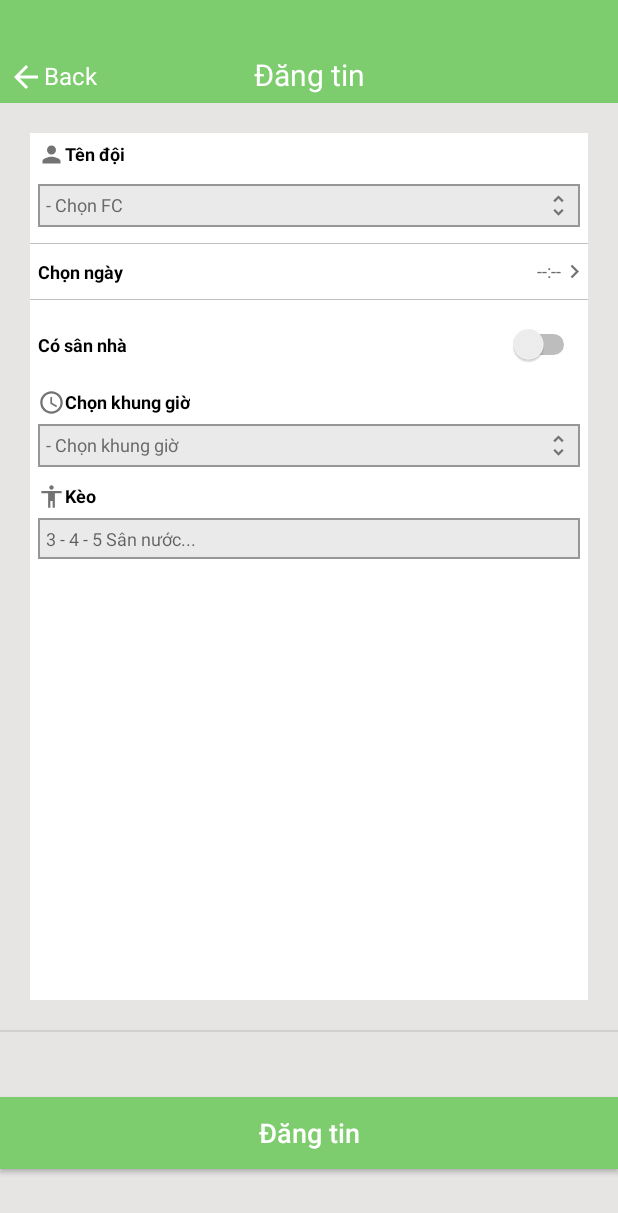
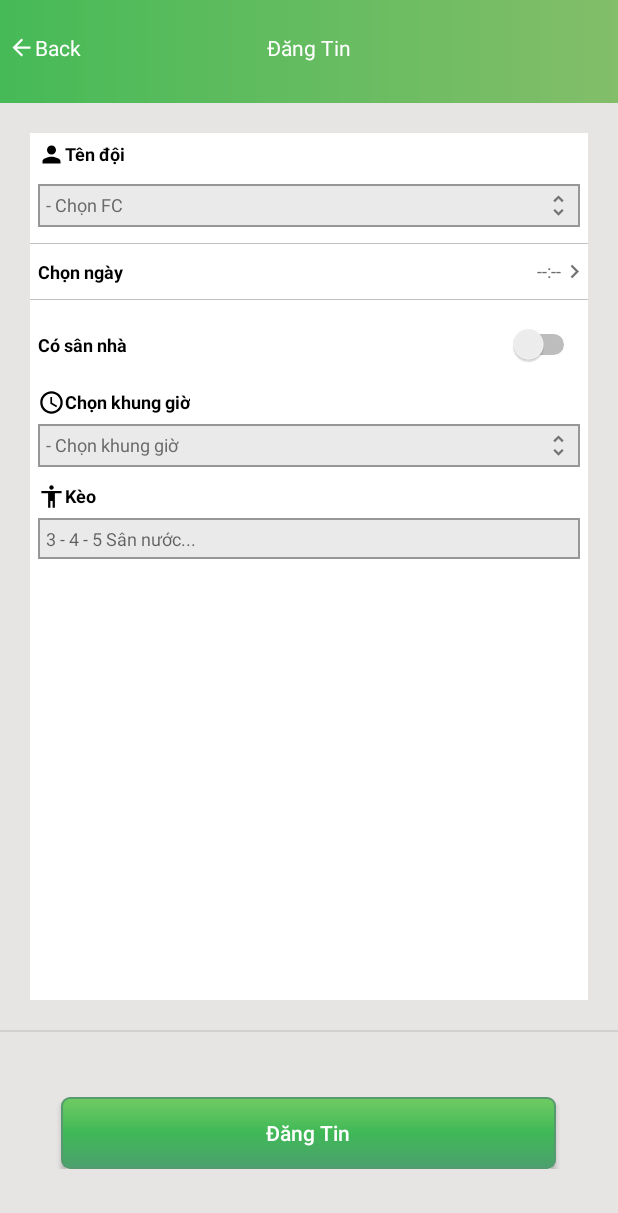
Before and after one commit to zzlaodaizz7/STP2019, an Android app: the Activity_Dang_Tin_Tim_Doi_Thu screen opened directly, with no data from a screen before it, on a phone screen of 412 x 824 dp. Shown: the top 1213 px of the screen. Run offline under Robolectric (Android 15) with nearby library versions, the phone set to English and light mode, and no system bars.

Commit message:
Sua mau button

```diff
--- a/app/src/main/res/drawable/back_activity.xml
+++ b/app/src/main/res/drawable/back_18dp.xml
@@ -1,5 +1,5 @@
-<vector android:height="48dp" android:tint="#FFFFFF"
+<vector android:height="18dp" android:tint="#FFFFFF"
     android:viewportHeight="24.0" android:viewportWidth="24.0"
-    android:width="48dp" xmlns:android="http://schemas.android.com/apk/res/android">
+    android:width="18dp" xmlns:android="http://schemas.android.com/apk/res/android">
     <path android:fillColor="#FF000000" android:pathData="M20,11H7.83l5.59,-5.59L12,4l-8,8 8,8 1.41,-1.41L7.83,13H20v-2z"/>
 </vector>
--- a/app/src/main/res/drawable/back_activity_24.xml
+++ /dev/null
@@ -1,5 +0,0 @@
-<vector android:height="24dp" android:tint="#FFFFFF"
-    android:viewportHeight="24.0" android:viewportWidth="24.0"
-    android:width="24dp" xmlns:android="http://schemas.android.com/apk/res/android">
-    <path android:fillColor="#FF000000" android:pathData="M20,11H7.83l5.59,-5.59L12,4l-8,8 8,8 1.41,-1.41L7.83,13H20v-2z"/>
-</vector>
--- /dev/null
+++ b/app/src/main/res/drawable/custom_button_dx.xml
@@ -0,0 +1,10 @@
+<?xml version="1.0" encoding="utf-8"?>
+<shape xmlns:android="http://schemas.android.com/apk/res/android">
+    <stroke android:color="#569B6F"
+        android:width="1dp"/>
+    <gradient android:angle="90"
+        android:startColor="#4CA06E"
+        android:centerColor="#40B857"
+        android:endColor="#70CB62"/>
+    <corners android:radius="5dp"/>
+</shape>
--- /dev/null
+++ b/app/src/main/res/drawable/custom_mau_action_bar_dx.xml
@@ -0,0 +1,6 @@
+<?xml version="1.0" encoding="utf-8"?>
+<shape xmlns:android="http://schemas.android.com/apk/res/android">
+    <gradient android:angle="0"
+        android:startColor="#46BA57"
+        android:endColor="#83BE69"/>
+</shape>
--- /dev/null
+++ b/app/src/main/res/drawable/ic_keo_18dp.xml
@@ -0,0 +1,4 @@
+<vector android:height="18dp" android:viewportHeight="24.0"
+    android:viewportWidth="24.0" android:width="18dp" xmlns:android="http://schemas.android.com/apk/res/android">
+    <path android:fillColor="#FF000000" android:pathData="M12,2c1.1,0 2,0.9 2,2s-0.9,2 -2,2 -2,-0.9 -2,-2 0.9,-2 2,-2zM21,9h-6v13h-2v-6h-2v6L9,22L9,9L3,9L3,7h18v2z"/>
+</vector>
--- a/app/src/main/res/drawable/icon_time_18dp.xml
+++ b/app/src/main/res/drawable/ic_time_18dp.xml
@@ -1,5 +1,4 @@
-<vector android:height="18dp" android:tint="#747373"
-    android:viewportHeight="24.0" android:viewportWidth="24.0"
-    android:width="18dp" xmlns:android="http://schemas.android.com/apk/res/android">
+<vector android:height="18dp" android:viewportHeight="24.0"
+    android:viewportWidth="24.0" android:width="18dp" xmlns:android="http://schemas.android.com/apk/res/android">
     <path android:fillColor="#FF000000" android:pathData="M11.99,2C6.47,2 2,6.48 2,12s4.47,10 9.99,10C17.52,22 22,17.52 22,12S17.52,2 11.99,2zM12,20c-4.42,0 -8,-3.58 -8,-8s3.58,-8 8,-8 8,3.58 8,8 -3.58,8 -8,8zM12.5,7H11v6l5.25,3.15 0.75,-1.23 -4.5,-2.67z"/>
 </vector>
--- a/app/src/main/res/drawable/icon_person_18dp.xml
+++ /dev/null
@@ -1,5 +0,0 @@
-<vector android:height="18dp" android:tint="#747373"
-    android:viewportHeight="24.0" android:viewportWidth="24.0"
-    android:width="18dp" xmlns:android="http://schemas.android.com/apk/res/android">
-    <path android:fillColor="#FF000000" android:pathData="M12,12c2.21,0 4,-1.79 4,-4s-1.79,-4 -4,-4 -4,1.79 -4,4 1.79,4 4,4zM12,14c-2.67,0 -8,1.34 -8,4v2h16v-2c0,-2.66 -5.33,-4 -8,-4z"/>
-</vector>
--- /dev/null
+++ b/app/src/main/res/drawable/person_black_18dp.xml
@@ -0,0 +1,4 @@
+<vector android:height="18dp" android:viewportHeight="24.0"
+    android:viewportWidth="24.0" android:width="18dp" xmlns:android="http://schemas.android.com/apk/res/android">
+    <path android:fillColor="#FF000000" android:pathData="M12,12c2.21,0 4,-1.79 4,-4s-1.79,-4 -4,-4 -4,1.79 -4,4 1.79,4 4,4zM12,14c-2.67,0 -8,1.34 -8,4v2h16v-2c0,-2.66 -5.33,-4 -8,-4z"/>
+</vector>
--- a/app/src/main/res/layout/activity__dang__tin__tim__doi__thu.xml
+++ b/app/src/main/res/layout/activity__dang__tin__tim__doi__thu.xml
@@ -12,7 +12,7 @@
         android:layout_width="match_parent"
         android:layout_height="0dp"
         android:layout_weight="1"
-        android:background="#7DCC6D"
+        android:background="@drawable/custom_mau_action_bar_dx"
         android:paddingBottom="5dp"
         app:layout_constraintLeft_toLeftOf="parent"
         app:layout_constraintTop_toTopOf="parent">
@@ -20,26 +20,25 @@
         <TextView
             android:layout_width="wrap_content"
             android:layout_height="wrap_content"
-            android:background="#7DCC6D"
-            android:drawableLeft="@drawable/back_activity_24"
+            android:drawableLeft="@drawable/back_18dp"
             android:paddingLeft="5dp"
             android:paddingRight="5dp"
             android:text="Back"
             android:textColor="#FFF"
-            android:textSize="16sp"
             app:layout_constraintBottom_toBottomOf="parent"
-            app:layout_constraintLeft_toLeftOf="parent" />
+            app:layout_constraintLeft_toLeftOf="parent"
+            app:layout_constraintTop_toTopOf="parent" />
 
         <TextView
             android:layout_width="match_parent"
             android:layout_height="wrap_content"
             android:gravity="center"
-            android:text="Đăng tin"
+            android:text="Đăng Tin"
             android:textColor="#FFF"
-            android:textSize="20sp"
             app:layout_constraintBottom_toBottomOf="parent"
             app:layout_constraintLeft_toLeftOf="parent"
-            app:layout_constraintRight_toRightOf="parent" />
+            app:layout_constraintRight_toRightOf="parent"
+            app:layout_constraintTop_toTopOf="parent" />
     </androidx.constraintlayout.widget.ConstraintLayout>
 
     <androidx.constraintlayout.widget.ConstraintLayout
@@ -55,13 +54,15 @@
             android:layout_height="match_parent"
             android:layout_margin="20dp"
             android:background="#fff"
-            android:orientation="vertical">
+            android:orientation="vertical"
+            tools:layout_editor_absoluteX="16dp"
+            tools:layout_editor_absoluteY="6dp">
 
             <TextView
                 android:id="@+id/TextViewTenDoi"
                 android:layout_width="wrap_content"
                 android:layout_height="wrap_content"
-                android:drawableLeft="@drawable/icon_person_18dp"
+                android:drawableLeft="@drawable/person_black_18dp"
                 android:padding="5dp"
                 android:text="Tên đội"
                 android:textColor="@color/mauChuDam"
@@ -209,7 +210,7 @@
                     android:id="@+id/TextViewChonThoiGian"
                     android:layout_width="wrap_content"
                     android:layout_height="wrap_content"
-                    android:drawableLeft="@drawable/icon_time_18dp"
+                    android:drawableLeft="@drawable/ic_time_18dp"
                     android:text="Chọn khung giờ"
                     android:textColor="@color/mauChuDam"
                     android:textSize="12sp"
@@ -243,7 +244,7 @@
                     android:id="@+id/TextViewChonKeo"
                     android:layout_width="wrap_content"
                     android:layout_height="wrap_content"
-                    android:drawableLeft="@drawable/icon_keo_18dp"
+                    android:drawableLeft="@drawable/ic_keo_18dp"
                     android:text="Kèo"
                     android:textColor="@color/mauChuDam"
                     android:textSize="12sp"
@@ -284,19 +285,33 @@
             app:layout_constraintLeft_toLeftOf="parent"
             app:layout_constraintTop_toTopOf="parent"></TextView>
 
-        <Button
+        <LinearLayout
             android:layout_width="match_parent"
             android:layout_height="wrap_content"
-            android:background="#7DCC6D"
-            android:text="Đăng tin"
-            android:textAllCaps="false"
-            android:textColor="#fff"
-            android:textSize="18sp"
+            android:orientation="horizontal"
             app:layout_constraintBottom_toBottomOf="parent"
-            app:layout_constraintTop_toTopOf="parent"
-            app:layout_constraintVertical_bias="0.5">
+            app:layout_constraintTop_toTopOf="parent">
 
-        </Button>
+            <TextView
+                android:layout_width="0dp"
+                android:layout_height="wrap_content"
+                android:layout_weight="1" />
+
+            <Button
+                android:layout_width="0dp"
+                android:layout_height="wrap_content"
+                android:layout_weight="8"
+                android:background="@drawable/custom_button_dx"
+                android:text="Đăng Tin"
+                android:textAllCaps="false"
+                android:textColor="#fff"></Button>
+
+            <TextView
+                android:layout_width="0dp"
+                android:layout_height="wrap_content"
+                android:layout_weight="1" />
+
+        </LinearLayout>
 
     </androidx.constraintlayout.widget.ConstraintLayout>
 </LinearLayout>
```
Also changed, not shown: 1 other file.
